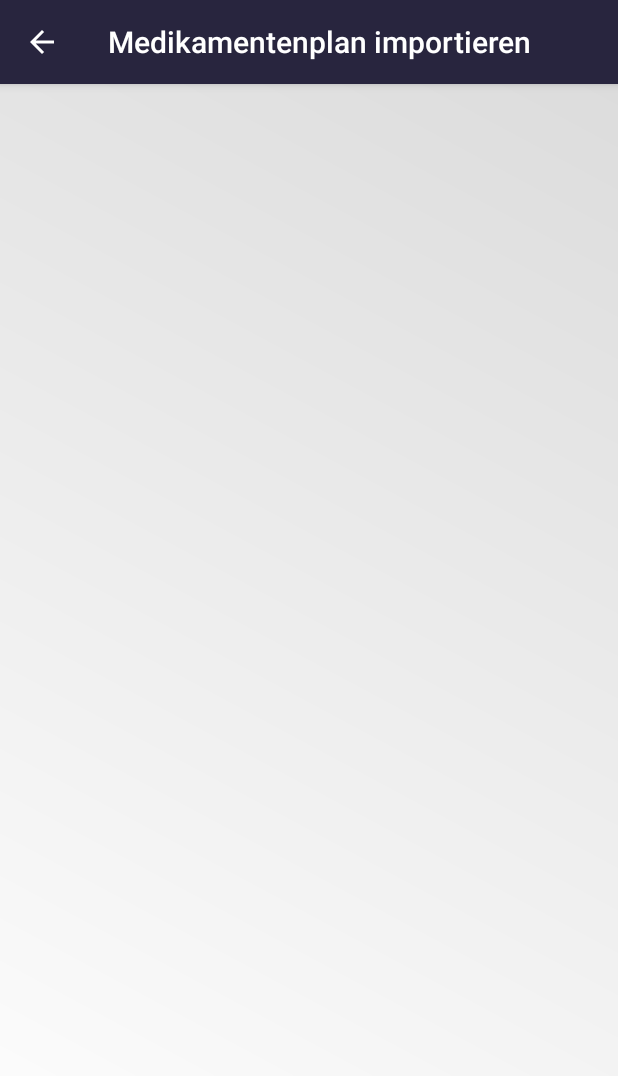
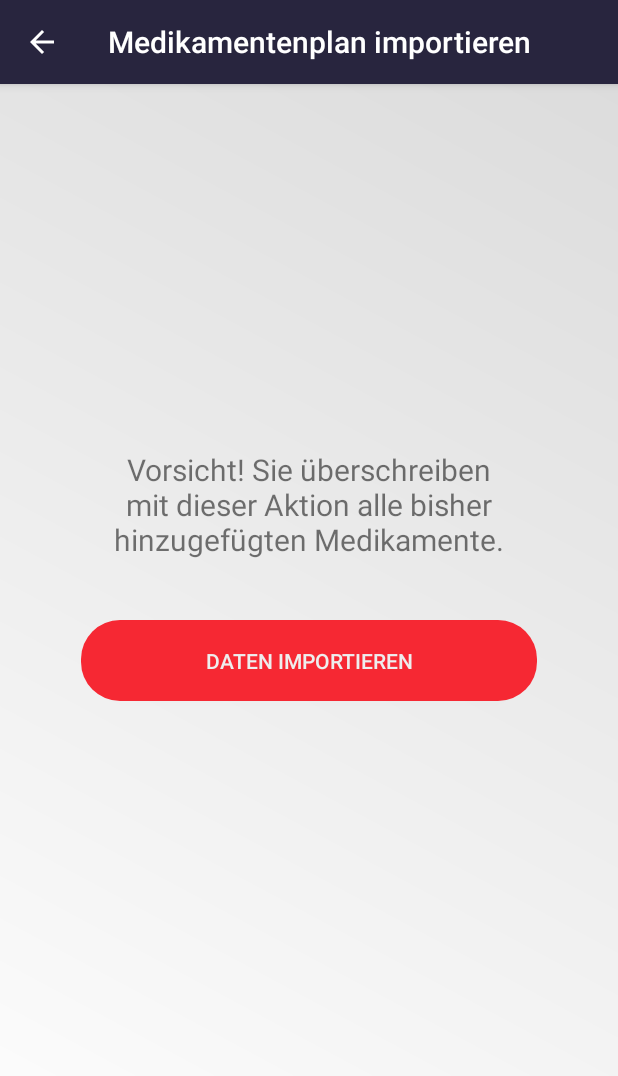
Before and after one commit to S-Eggers/MediAppSoSe2020, an Android app: the ImportActivity screen opened directly, with no data from a screen before it, on a phone screen of 412 x 824 dp. Shown: the top 1076 px of the screen. Run offline under Robolectric (Android 15) with nearby library versions, the phone set to English and light mode, and no system bars.

```diff
--- a/src/main/AndroidManifest.xml
+++ b/src/main/AndroidManifest.xml
@@ -2,6 +2,7 @@
 <manifest xmlns:android="http://schemas.android.com/apk/res/android"
     package="com.sebastian_eggers.MediApp">
     <uses-permission android:name="android.permission.RECEIVE_BOOT_COMPLETED"/>
+    <uses-permission android:name="android.permission.WRITE_EXTERNAL_STORAGE" />
 
     <application
         android:allowBackup="true"
--- a/src/main/res/layout/activity_import.xml
+++ b/src/main/res/layout/activity_import.xml
@@ -5,12 +5,40 @@
     android:layout_width="match_parent"
     android:layout_height="match_parent"
     android:background="@drawable/gradient_grey"
-    tools:context=".Activities.ImportActivity">
+    tools:context=".Activities.ImportActivity"
+    android:layout_gravity="center">
 
-    <LinearLayout
-        android:layout_width="409dp"
-        android:layout_height="729dp"
-        android:orientation="vertical"
-        tools:layout_editor_absoluteX="1dp"
-        tools:layout_editor_absoluteY="1dp" />
+    <TextView
+        android:layout_width="wrap_content"
+        android:layout_height="wrap_content"
+        android:layout_marginBottom="40dp"
+        android:paddingLeft="54dp"
+        android:paddingRight="54dp"
+        android:text="@string/caution"
+        android:textSize="20sp"
+        android:textAlignment="center"
+        app:layout_constraintBottom_toTopOf="@+id/import_sql"
+        app:layout_constraintEnd_toEndOf="parent"
+        app:layout_constraintStart_toStartOf="parent" />
+
+    <Button
+        android:id="@+id/import_sql"
+        android:layout_width="0dp"
+        android:layout_height="54dp"
+        android:background="@drawable/four_rounded_corner"
+        android:backgroundTint="@color/color_accent"
+        android:elevation="10dp"
+        android:paddingStart="30dp"
+        android:paddingEnd="30dp"
+        android:layout_marginEnd="54dp"
+        android:layout_marginStart="54dp"
+        android:text="@string/button_import"
+        android:textAlignment="center"
+        android:textColor="#EEEEEE"
+        android:textDirection="inherit"
+        app:layout_constraintTop_toTopOf="parent"
+        app:layout_constraintStart_toStartOf="parent"
+        app:layout_constraintEnd_toEndOf="parent"
+        app:layout_constraintBottom_toBottomOf="parent"
+        />
 </androidx.constraintlayout.widget.ConstraintLayout>
--- a/src/main/res/layout/activity_start.xml
+++ b/src/main/res/layout/activity_start.xml
@@ -14,7 +14,7 @@
         android:layout_height="wrap_content"
         android:fontFamily="@font/raleway"
         android:text="@string/app_name"
-        android:textSize="24sp"
+        android:textSize="30sp"
         app:layout_constraintBottom_toBottomOf="parent"
         app:layout_constraintLeft_toLeftOf="parent"
         app:layout_constraintRight_toRightOf="parent"
@@ -76,7 +76,7 @@
         android:paddingEnd="34dp"
         android:text="@string/headline"
         android:textColor="#252525"
-        android:textSize="18sp"
+        android:textSize="24sp"
         android:textStyle="bold"
         app:layout_constraintEnd_toEndOf="parent"
         app:layout_constraintHorizontal_bias="0.0"
@@ -92,6 +92,7 @@
         android:paddingStart="35dp"
         android:paddingEnd="35dp"
         android:text="@string/paragraph"
+        android:textSize="18sp"
         app:layout_constraintBottom_toTopOf="@+id/button_start"
         app:layout_constraintEnd_toEndOf="parent"
         app:layout_constraintStart_toStartOf="parent"
--- a/src/main/res/values/strings.xml
+++ b/src/main/res/values/strings.xml
@@ -50,6 +50,10 @@
     <string name="edit_title">Medikament bearbeiten</string>
     <string name="next_intake">Nächste Einnahme:</string>
 
-    <string name="drug_check">Medikament genommen</string>
+    <string name="drug_check">Medikamente exportieren</string>
     <string name="no_intake_today">Heute keine Einnahme mehr.</string>
+
+    <string name="caution">Vorsicht! Sie überschreiben mit dieser Aktion alle bisher hinzugefügten Medikamente.</string>
+
+    <string name="import_successful">Datenimport war erfolgreich.</string>
 </resources>
```
Also changed, not shown: src/main/java/com/sebastian_eggers/MediApp/Activities/ImportActivity.java (+42 -0 lines), src/main/java/com/sebastian_eggers/MediApp/Activities/MainActivity.java (+21 -0 lines), src/main/java/com/sebastian_eggers/MediApp/Helper/DrugDBHelper.java (+48 -27 lines), src/main/res/layout/activity_add.xml (+15 -8 lines).
